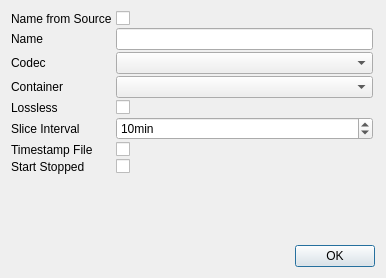
Above: src/modules/videorecorder/recordersettingsdialog.ui from syntalos/syntalos before the change. Below: the same form after it.
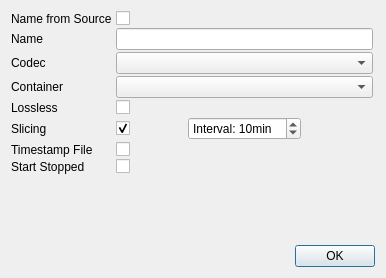
That is the form after the change. Icons and pictures are not drawn.

Commit message: videorecorder: Give feedback on slicing issues and allow to disable it

Patch:
```diff
--- a/src/modules/videorecorder/recordersettingsdialog.ui
+++ b/src/modules/videorecorder/recordersettingsdialog.ui
@@ -83,23 +83,7 @@
      <item row="5" column="0">
       <widget class="QLabel" name="sliceIntervalLabel">
        <property name="text">
-        <string>Slice Interval</string>
-       </property>
-      </widget>
-     </item>
-     <item row="5" column="1">
-      <widget class="QSpinBox" name="sliceIntervalSpinBox">
-       <property name="toolTip">
-        <string>The interval in which a new video file should be started. Set to 0 to never create new files.</string>
-       </property>
-       <property name="suffix">
-        <string>min</string>
-       </property>
-       <property name="maximum">
-        <number>120</number>
-       </property>
-       <property name="value">
-        <number>10</number>
+        <string>Slicing</string>
        </property>
       </widget>
      </item>
@@ -141,6 +125,75 @@
        </property>
       </widget>
      </item>
+     <item row="5" column="1">
+      <widget class="QWidget" name="widget" native="true">
+       <layout class="QHBoxLayout" name="horizontalLayout">
+        <property name="spacing">
+         <number>2</number>
+        </property>
+        <property name="leftMargin">
+         <number>0</number>
+        </property>
+        <property name="topMargin">
+         <number>0</number>
+        </property>
+        <property name="rightMargin">
+         <number>0</number>
+        </property>
+        <property name="bottomMargin">
+         <number>0</number>
+        </property>
+        <item>
+         <widget class="QCheckBox" name="slicingCheckBox">
+          <property name="statusTip">
+           <string>Enable video file slicing</string>
+          </property>
+          <property name="text">
+           <string/>
+          </property>
+          <property name="checked">
+           <bool>true</bool>
+          </property>
+         </widget>
+        </item>
+        <item>
+         <widget class="QSpinBox" name="sliceIntervalSpinBox">
+          <property name="toolTip">
+           <string>The interval in which a new video file should be started. Set to 0 to never create new files.</string>
+          </property>
+          <property name="statusTip">
+           <string>Amount of time each video file slice should be recorded to</string>
+          </property>
+          <property name="suffix">
+           <string>min</string>
+          </property>
+          <property name="prefix">
+           <string>Interval: </string>
+          </property>
+          <property name="maximum">
+           <number>120</number>
+          </property>
+          <property name="value">
+           <number>10</number>
+          </property>
+         </widget>
+        </item>
+        <item>
+         <widget class="QPushButton" name="sliceWarnButton">
+          <property name="text">
+           <string/>
+          </property>
+          <property name="icon">
+           <iconset theme="emblem-warning"/>
+          </property>
+          <property name="flat">
+           <bool>true</bool>
+          </property>
+         </widget>
+        </item>
+       </layout>
+      </widget>
+     </item>
     </layout>
    </item>
    <item>
```
Left out of the diff: 2 changed lines with no effect on the pictures. The commit also changes 5 other files.
